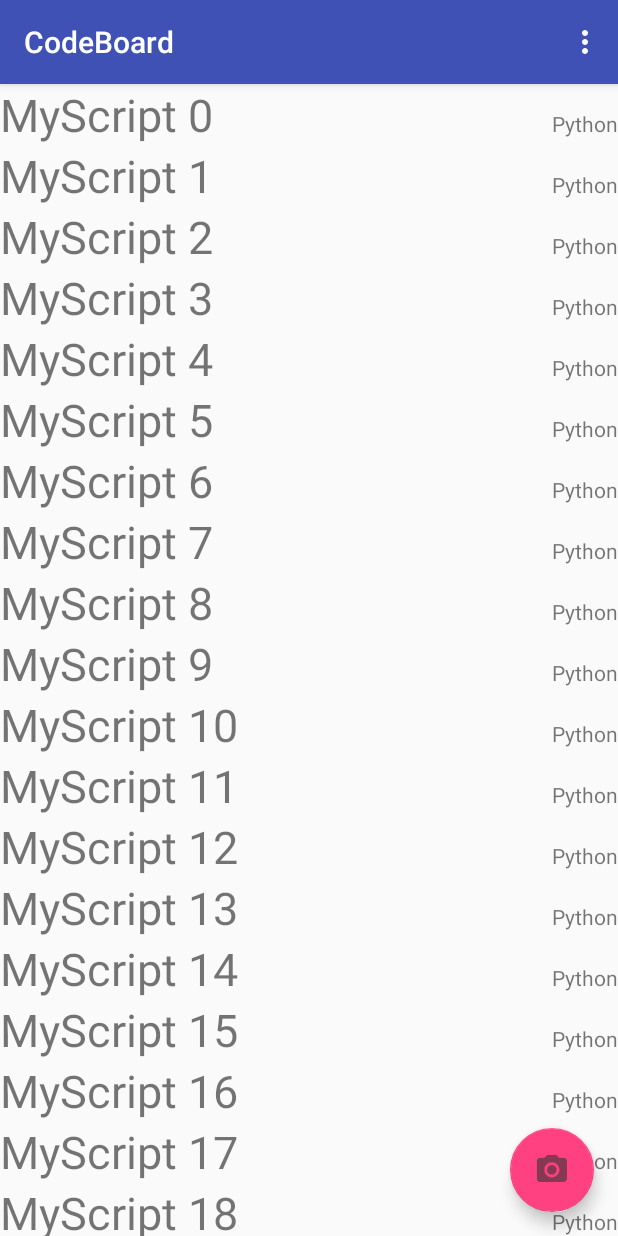
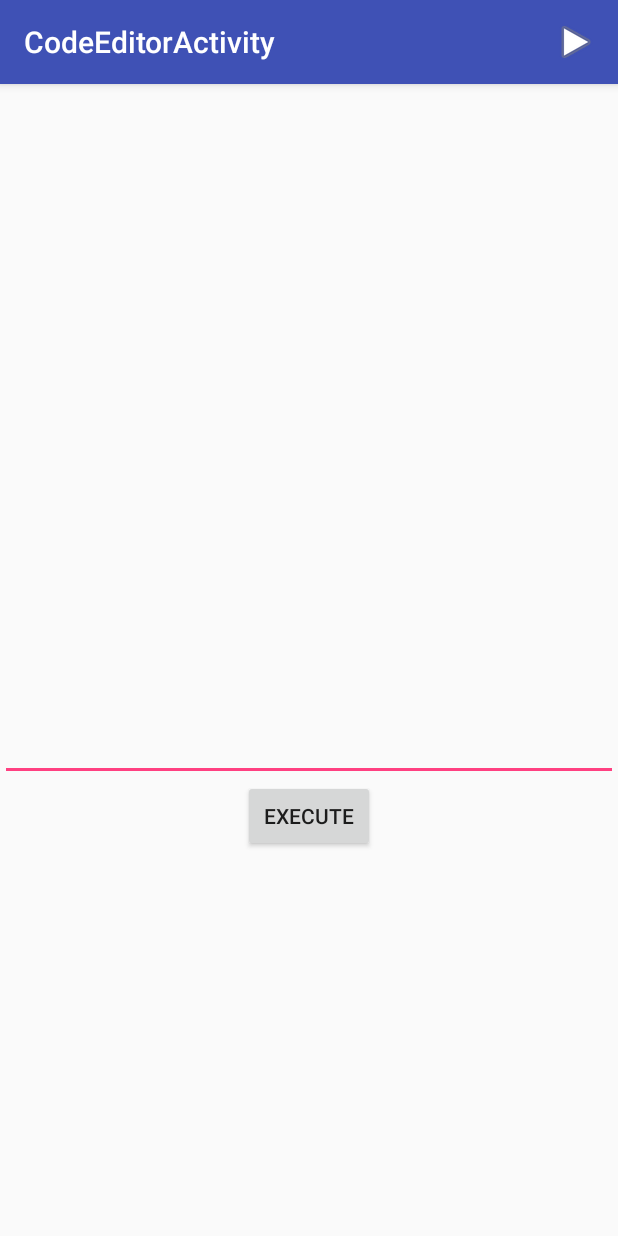
Before and after one commit to dinulade101/CodeBoard, an Android app: the screen it shows after launch (ScriptExplorerActivity before the commit, CodeEditorActivity after it), on a phone screen of 412 x 824 dp. Run offline under Robolectric (Android 15) with nearby library versions, the phone set to English and light mode, and no system bars.

Commit message:
Built the code editor activity.

```diff
--- a/Android/app/src/main/AndroidManifest.xml
+++ b/Android/app/src/main/AndroidManifest.xml
@@ -13,14 +13,18 @@
             android:name=".explorer.ScriptExplorerActivity"
             android:label="@string/app_name"
             android:theme="@style/AppTheme.NoActionBar">
+
+        </activity>
+        <activity android:name=".image.ViewSnippetActivity" />
+        <activity
+            android:name=".editor.CodeEditorActivity"
+            android:label="@string/title_activity_code_editor"
+            android:theme="@style/AppTheme.NoActionBar">
             <intent-filter>
                 <action android:name="android.intent.action.MAIN" />
-
                 <category android:name="android.intent.category.LAUNCHER" />
             </intent-filter>
         </activity>
-        <activity android:name=".image.ViewSnippetActivity" />
-        <activity android:name=".editor.CodeEditorActivity"></activity>
     </application>
 
 </manifest>
--- /dev/null
+++ b/Android/app/src/main/java/com/codeboard/htn/codeboard/DataWrapper.java
@@ -0,0 +1,5 @@
+package com.codeboard.htn.codeboard;
+
+public class DataWrapper {
+
+}
--- a/Android/app/src/main/java/com/codeboard/htn/codeboard/editor/CodeEditorActivity.java
+++ b/Android/app/src/main/java/com/codeboard/htn/codeboard/editor/CodeEditorActivity.java
@@ -1,7 +1,14 @@
 package com.codeboard.htn.codeboard.editor;
 
+import android.os.Bundle;
+import android.support.design.widget.FloatingActionButton;
+import android.support.design.widget.Snackbar;
 import android.support.v7.app.AppCompatActivity;
-import android.os.Bundle;
+import android.support.v7.widget.Toolbar;
+import android.view.Menu;
+import android.view.MenuItem;
+import android.view.View;
+import android.widget.Toast;
 
 import com.codeboard.htn.codeboard.R;
 
@@ -11,5 +18,36 @@ public class CodeEditorActivity extends AppCompatActivity {
     protected void onCreate(Bundle savedInstanceState) {
         super.onCreate(savedInstanceState);
         setContentView(R.layout.activity_code_editor);
+        Toolbar toolbar = (Toolbar) findViewById(R.id.toolbar);
+        setSupportActionBar(toolbar);
+
+
+
     }
+    @Override
+    public boolean onCreateOptionsMenu(Menu menu) {
+        // Inflate the menu; this adds items to the action bar if it is present.
+        getMenuInflater().inflate(R.menu.menu_code_editor, menu);
+        return true;
+    }
+    public void onExecuteClick(View v){
+        Toast.makeText(getApplicationContext(),"Sending Code",Toast.LENGTH_SHORT);
+
+    }
+    @Override
+    public boolean onOptionsItemSelected(MenuItem item) {
+        // Handle action bar item clicks here. The action bar will
+        // automatically handle clicks on the Home/Up button, so long
+        // as you specify a parent activity in AndroidManifest.xml.
+        int id = item.getItemId();
+
+        //noinspection SimplifiableIfStatement
+        if (id == R.id.execute_code) {
+            Toast.makeText(getApplicationContext(),"Sending Code",Toast.LENGTH_SHORT);
+            return true;
+        }
+
+        return super.onOptionsItemSelected(item);
+    }
+
 }
--- a/Android/app/src/main/java/com/codeboard/htn/codeboard/explorer/ScriptExplorerActivity.java
+++ b/Android/app/src/main/java/com/codeboard/htn/codeboard/explorer/ScriptExplorerActivity.java
@@ -10,6 +10,7 @@ import android.view.Menu;
 import android.view.MenuItem;
 import android.widget.LinearLayout;
 import android.widget.TextView;
+import android.widget.Toast;
 
 import com.codeboard.htn.codeboard.R;
 
@@ -52,10 +53,11 @@ public class ScriptExplorerActivity extends AppCompatActivity {
         // automatically handle clicks on the Home/Up button, so long
         // as you specify a parent activity in AndroidManifest.xml.
         int id = item.getItemId();
-
+        Toast.makeText(getApplicationContext(),"Sending Code",Toast.LENGTH_SHORT);
         //noinspection SimplifiableIfStatement
         if (id == R.id.action_settings) {
-            return true;
+
+            return false;
         }
 
         return super.onOptionsItemSelected(item);
--- a/Android/app/src/main/res/layout/activity_code_editor.xml
+++ b/Android/app/src/main/res/layout/activity_code_editor.xml
@@ -1,9 +1,25 @@
 <?xml version="1.0" encoding="utf-8"?>
-<android.support.constraint.ConstraintLayout xmlns:android="http://schemas.android.com/apk/res/android"
+<android.support.design.widget.CoordinatorLayout xmlns:android="http://schemas.android.com/apk/res/android"
     xmlns:app="http://schemas.android.com/apk/res-auto"
     xmlns:tools="http://schemas.android.com/tools"
     android:layout_width="match_parent"
     android:layout_height="match_parent"
-    tools:context="com.codeboard.htn.codeboard.editor.CodeEditorActivity">
+    tools:context=".editor.CodeEditorActivity">
 
-</android.support.constraint.ConstraintLayout>
+    <android.support.design.widget.AppBarLayout
+        android:layout_width="match_parent"
+        android:layout_height="wrap_content"
+        android:theme="@style/AppTheme.AppBarOverlay">
+
+        <android.support.v7.widget.Toolbar
+            android:id="@+id/toolbar"
+            android:layout_width="match_parent"
+            android:layout_height="?attr/actionBarSize"
+            android:background="?attr/colorPrimary"
+            app:popupTheme="@style/AppTheme.PopupOverlay" />
+
+    </android.support.design.widget.AppBarLayout>
+
+    <include layout="@layout/content_code_editor" />
+
+</android.support.design.widget.CoordinatorLayout>
--- /dev/null
+++ b/Android/app/src/main/res/layout/content_code_editor.xml
@@ -0,0 +1,34 @@
+<?xml version="1.0" encoding="utf-8"?>
+<android.support.constraint.ConstraintLayout xmlns:android="http://schemas.android.com/apk/res/android"
+    xmlns:app="http://schemas.android.com/apk/res-auto"
+    xmlns:tools="http://schemas.android.com/tools"
+    android:layout_width="match_parent"
+    android:layout_height="match_parent"
+    app:layout_behavior="@string/appbar_scrolling_view_behavior"
+    tools:context=".editor.CodeEditorActivity"
+    tools:showIn="@layout/activity_code_editor">
+
+    <EditText
+        android:id="@+id/editText"
+        android:layout_width="match_parent"
+        android:layout_height="512dp"
+        android:ems="10"
+        android:inputType="textMultiLine"
+        app:layout_constraintBottom_toTopOf="@+id/button"
+        app:layout_constraintEnd_toEndOf="parent"
+        app:layout_constraintHorizontal_bias="0.0"
+        app:layout_constraintStart_toStartOf="parent"
+        app:layout_constraintTop_toTopOf="parent"
+        app:layout_constraintVertical_bias="1.0" />
+
+    <Button
+        android:id="@+id/button"
+        android:layout_width="wrap_content"
+        android:layout_height="wrap_content"
+        android:layout_marginTop="464dp"
+        android:text="Execute"
+        android:onClick="onExecuteClick"
+        app:layout_constraintEnd_toEndOf="parent"
+        app:layout_constraintStart_toStartOf="parent"
+        app:layout_constraintTop_toTopOf="parent" />
+</android.support.constraint.ConstraintLayout>
--- /dev/null
+++ b/Android/app/src/main/res/menu/menu_code_editor.xml
@@ -0,0 +1,10 @@
+<menu xmlns:android="http://schemas.android.com/apk/res/android"
+    xmlns:app="http://schemas.android.com/apk/res-auto"
+    xmlns:tools="http://schemas.android.com/tools"
+    tools:context="com.codeboard.htn.codeboard.explorer.ScriptExplorerActivity">
+    <item
+        android:id="@+id/execute_code"
+        android:icon="@android:drawable/ic_media_play"
+        android:title="Item"
+        app:showAsAction="always" />
+</menu>
--- a/Android/app/src/main/res/values/strings.xml
+++ b/Android/app/src/main/res/values/strings.xml
@@ -1,4 +1,5 @@
 <resources>
     <string name="app_name">CodeBoard</string>
     <string name="action_settings">Settings</string>
+    <string name="title_activity_code_editor">CodeEditorActivity</string>
 </resources>
```
